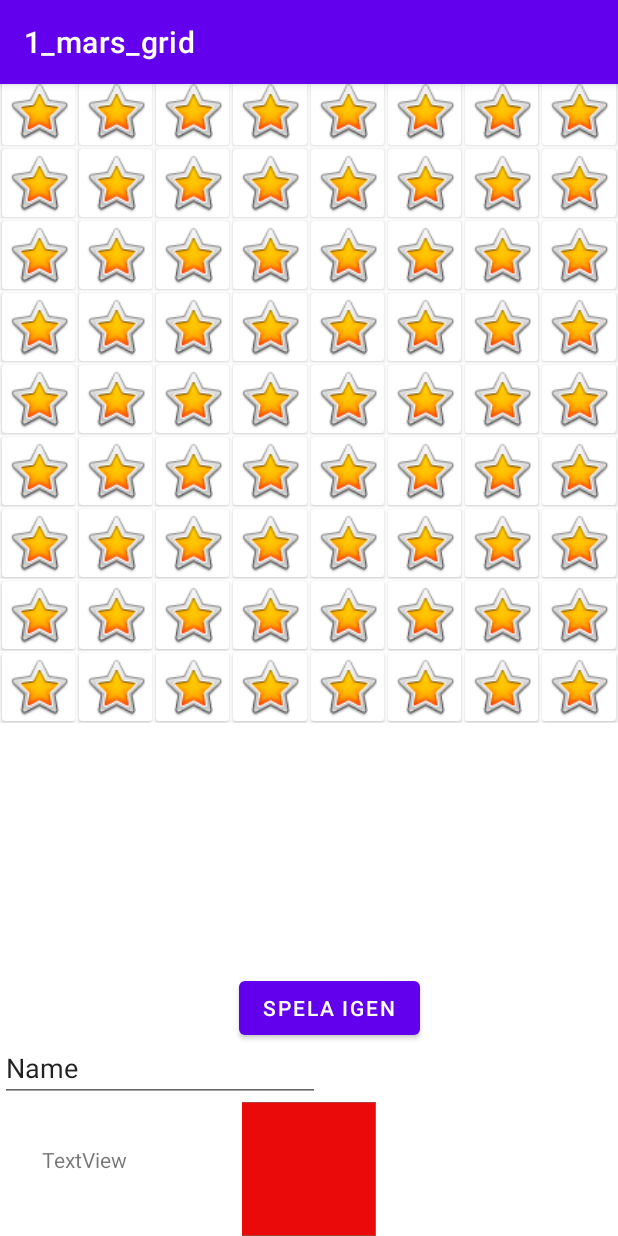
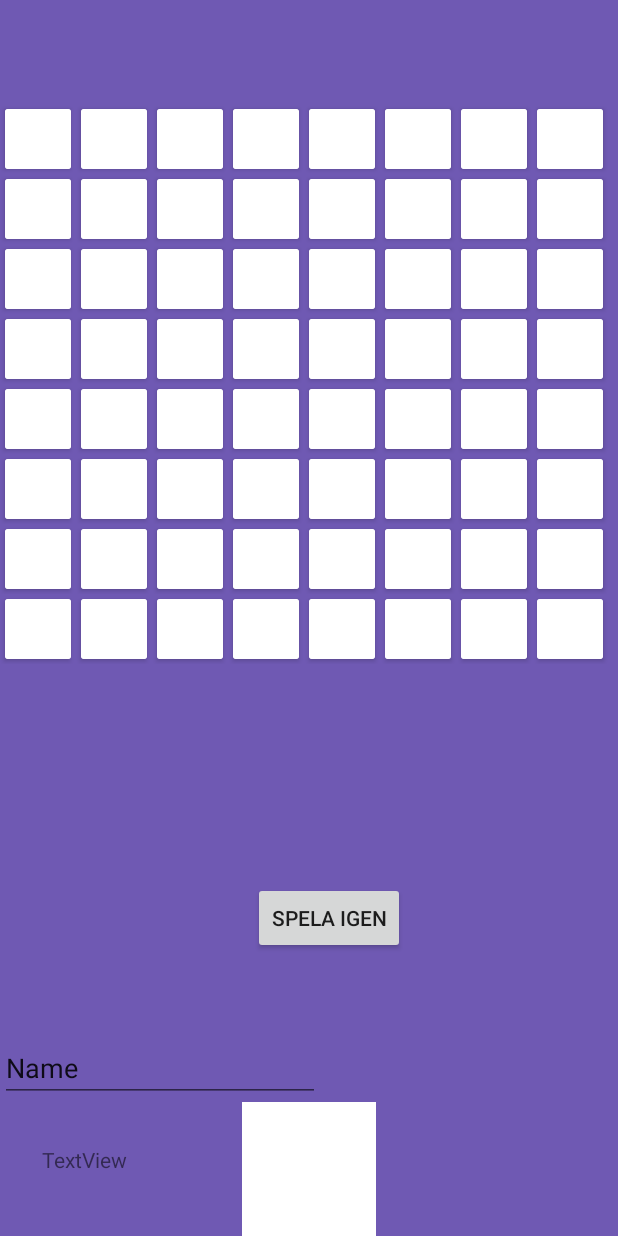
Before and after one commit to jorgenpersson70/1_mars_gridTest, an Android app: the screen it shows after launch (MainActivity), after a tap on "SPELA IGEN", on a phone screen of 412 x 824 dp. Run offline under Robolectric (Android 15) with nearby library versions, the phone set to English and light mode, and no system bars; pictures from the network do not load; 1 other tap on this screen came first.

Commit message:
third commit

```diff
--- a/src/main/AndroidManifest.xml
+++ b/src/main/AndroidManifest.xml
@@ -10,7 +10,7 @@
         android:label="@string/app_name"
         android:roundIcon="@mipmap/ic_launcher_round"
         android:supportsRtl="true"
-        android:theme="@style/Theme.1_mars_grid">
+        android:theme="@style/Theme.AppCompat.Light.NoActionBar">
         <activity
             android:name=".MainActivity"
             android:exported="true">
--- a/src/main/java/com/example/a1_mars_grid/MainActivity.kt
+++ b/src/main/java/com/example/a1_mars_grid/MainActivity.kt
@@ -1,4 +1,9 @@
 package com.example.a1_mars_grid
+
+
+//<style name="AppTheme" parent="Theme.AppCompat.Light.NoActionBar">
+//
+//    android:theme="@style/Theme.1_mars_grid">
 
 import android.graphics.Color
 import android.media.MediaPlayer
@@ -35,6 +40,7 @@ class MainActivity : AppCompatActivity() {
     //    holder.cardImage.setImageDrawable(getDrawable(R.drawable.rectgreen))
 
         var click = findViewById<ImageView>(R.id.myImage)
+        click.setImageDrawable(getDrawable(R.drawable.rectwhite))
 
         click.setOnClickListener{
             click.setImageDrawable(getDrawable(R.drawable.rectred))
@@ -47,6 +53,17 @@ class MainActivity : AppCompatActivity() {
             arrayOfRows = Array(9) {ArrayList<Int>(Collections.nCopies(9, 0)) }
             arrayOfColumns = Array(9) {ArrayList<Int>(Collections.nCopies(9, 0)) }
             adapter.notifyDataSetChanged()
+
+            // when I only had one, it left some squares red and green at the top row.
+            adapter.notifyDataSetChanged()
+            adapter.notifyDataSetChanged()
+            adapter.notifyDataSetChanged()
+            adapter.notifyDataSetChanged()
+            click.setImageDrawable(getDrawable(R.drawable.rectwhite))
+
+
+   //         adapter.onBindViewHolder(GridItemAdapter,1)
+       //     gridItems.adapter.notifyDataSetChanged()
         }
 
 
@@ -78,6 +95,10 @@ class MainActivity : AppCompatActivity() {
     fun playSound(start : Boolean) {
 
         var textIgen = findViewById<TextView>(R.id.textigen)
+        var click = findViewById<ImageView>(R.id.myImage)
+
+
+
 
         var resId = getResources().getIdentifier(
             R.raw.gronfyra1.toString(),
@@ -93,7 +114,7 @@ class MainActivity : AppCompatActivity() {
 
             mediaPlayer = MediaPlayer.create(this, resId)
             textIgen.text = "Grön har fyra i rad"
-            textIgen.text = "Gron har fyra i rad"
+            click.setImageDrawable(getDrawable(R.drawable.rectgreen))
         }
         else
         {
@@ -104,6 +125,7 @@ class MainActivity : AppCompatActivity() {
             )
             mediaPlayer = MediaPlayer.create(this, resId)
             textIgen.text = "Röd har fyra i rad"
+            click.setImageDrawable(getDrawable(R.drawable.rectred))
         }
 
 
--- a/src/main/res/layout/activity_main.xml
+++ b/src/main/res/layout/activity_main.xml
@@ -4,13 +4,15 @@
     xmlns:tools="http://schemas.android.com/tools"
     android:layout_width="match_parent"
     android:layout_height="match_parent"
+    android:background="#6F59B3"
     tools:context=".MainActivity">
 
     <androidx.recyclerview.widget.RecyclerView
         android:id="@+id/gridItems"
-        android:layout_width="0dp"
-        android:layout_height="500dp"
-        android:layout_marginBottom="49dp"
+        android:layout_width="405dp"
+        android:layout_height="405dp"
+        android:layout_marginTop="16dp"
+        android:layout_marginBottom="10dp"
         app:layout_constraintBottom_toTopOf="@+id/playAgainBtn"
         app:layout_constraintEnd_toEndOf="parent"
         app:layout_constraintHorizontal_bias="0.0"
--- a/src/main/res/layout/grid_item_view.xml
+++ b/src/main/res/layout/grid_item_view.xml
@@ -6,12 +6,13 @@
     android:layout_height="wrap_content">
 
     <androidx.cardview.widget.CardView
+        android:id="@+id/cardView"
         android:layout_width="0dp"
-        android:layout_height="wrap_content"
-        android:layout_marginStart="1dp"
-        android:layout_marginTop="1dp"
-        android:layout_marginEnd="1dp"
-        android:layout_marginBottom="1dp"
+        android:layout_height="40dp"
+        android:layout_marginStart="3dp"
+        android:layout_marginTop="3dp"
+        android:layout_marginEnd="3dp"
+        android:layout_marginBottom="3dp"
         app:layout_constraintBottom_toBottomOf="parent"
         app:layout_constraintEnd_toEndOf="parent"
         app:layout_constraintStart_toStartOf="parent"
@@ -23,14 +24,11 @@
 
             <ImageView
                 android:id="@+id/cardImage"
-                android:layout_width="45dp"
-                android:layout_height="45dp"
-                android:scaleType="fitXY"
-                app:layout_constraintEnd_toEndOf="parent"
-                app:layout_constraintStart_toStartOf="parent"
-                app:layout_constraintTop_toTopOf="parent"
-                app:srcCompat="@android:drawable/btn_star_big_on" />
-
+                android:layout_width="wrap_content"
+                android:layout_height="40dp"
+                app:srcCompat="@drawable/rectwhite"
+                tools:layout_editor_absoluteX="6dp"
+                tools:layout_editor_absoluteY="6dp" />
         </androidx.constraintlayout.widget.ConstraintLayout>
     </androidx.cardview.widget.CardView>
 </androidx.constraintlayout.widget.ConstraintLayout>
--- a/src/main/res/values/cardImages.xml
+++ b/src/main/res/values/cardImages.xml
@@ -74,14 +74,6 @@
         <item>https://picsum.photos/seed/picsum/200/300</item>
         <item>https://picsum.photos/id/237/200/300</item>
 
-        <item>https://picsum.photos/id/237/200/300</item>
-        <item>https://picsum.photos/200/300?grayscale</item>
-        <item>https://picsum.photos/seed/picsum/200/300</item>
-        <item>https://picsum.photos/id/237/200/300</item>
-        <item>https://picsum.photos/id/237/200/300</item>
-        <item>https://picsum.photos/200/300?grayscale</item>
-        <item>https://picsum.photos/seed/picsum/200/300</item>
-        <item>https://picsum.photos/id/237/200/300</item>
 
 
     </string-array>
```
Also changed, not shown: src/main/java/com/example/a1_mars_grid/GridItemAdapter.kt (+105 -26 lines), src/main/res/drawable-v24/rectwhite.png (added).
